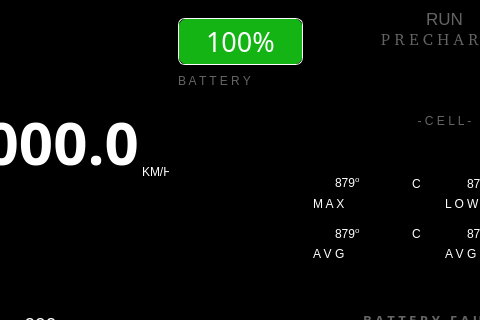
Old version of the form src/ViewLayer/RaceModeDisplay/RaceModeDashboardUI.ui in the repository UCSolarCarTeam/Epsilon-Dashboard; both pictures show x 291 to 771 and y 0 to 320 of the 877 by 480 pixel window.
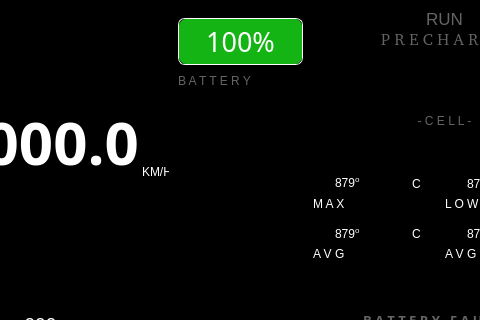
New version of the form. Icons and pictures are not drawn.

Commit message:
Apply DisplayDash SoC color changing
Added the code over, and fixed the font color/centering of the widget

Patch:
```diff
--- a/src/ViewLayer/RaceModeDisplay/RaceModeDashboardUI.ui
+++ b/src/ViewLayer/RaceModeDisplay/RaceModeDashboardUI.ui
@@ -733,6 +733,17 @@
                </item>
                <item row="0" column="3">
                 <widget class="QWidget" name="stateOfChargeDetailsWidget" native="true">
+                 <property name="styleSheet">
+                  <string notr="true">QProgressBar:horizontal {
+background:white;
+padding:0px;
+text-align: center;
+}
+QProgressBar:horizontal::font {
+font: 20pt &quot;LCDMono&quot;;
+color: white;
+}</string>
+                 </property>
                  <layout class="QVBoxLayout" name="verticalLayout_14">
                   <item>
                    <widget class="QProgressBar" name="stateOfChargeCapacityWidget">
@@ -771,14 +782,14 @@
 QProgressBar::chunk:horizontal{
 border-radius: 7px;
 background: rgb(20,180,20);
-}
-QProgressBar:horizontal::font {
-color: white;
 }</string>
                     </property>
                     <property name="value">
                      <number>100</number>
                     </property>
+                    <property name="alignment">
+                     <set>Qt::AlignCenter</set>
+                    </property>
                     <property name="textVisible">
                      <bool>true</bool>
                     </property>
```
The commit also changes 1 other file.
